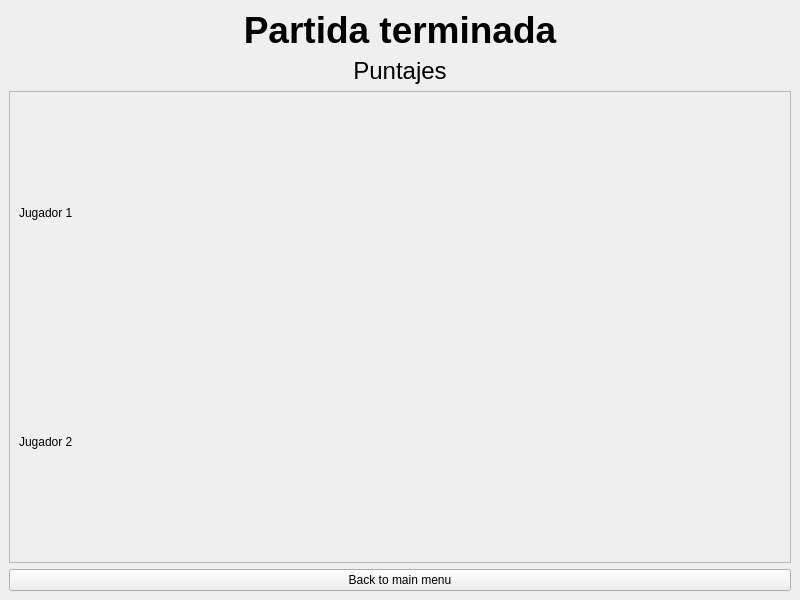
The window that src/client/matchEndedGui/matchendedgui.ui (Hernandsv01/taller-grupal) describes before a commit, drawn with Qt 5.
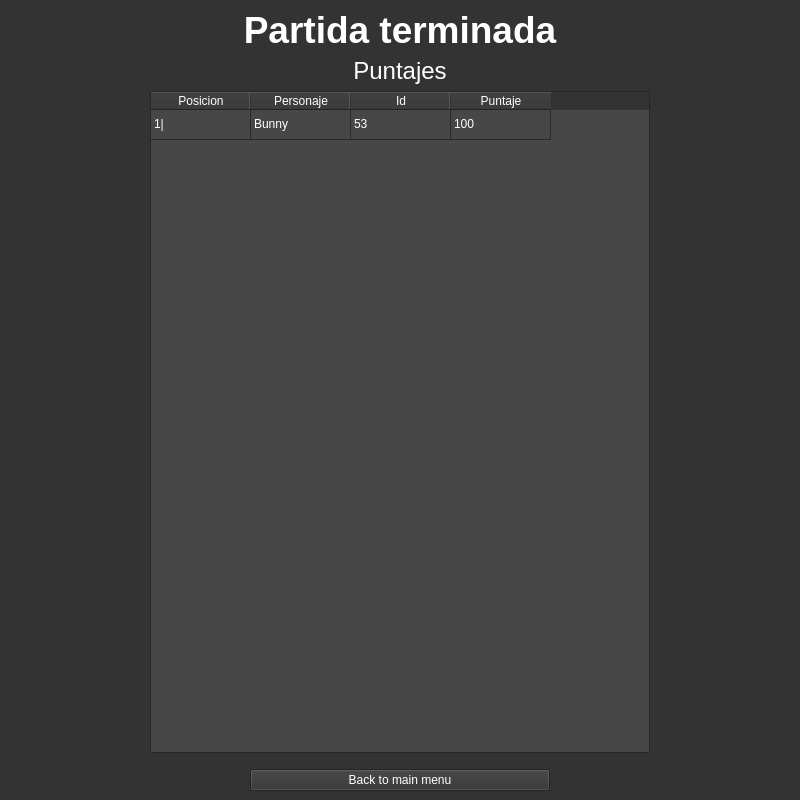
The same window after the commit.

Patch:
```diff
--- a/src/client/matchEndedGui/matchendedgui.ui
+++ b/src/client/matchEndedGui/matchendedgui.ui
@@ -7,9 +7,451 @@
                 <x>0</x>
                 <y>0</y>
                 <width>800</width>
-                <height>600</height>
+                <height>800</height>
             </rect>
         </property>
+        <property name="palette">
+            <palette>
+                <active>
+                    <colorrole role="WindowText">
+                        <brush brushstyle="SolidPattern">
+                            <color alpha="255">
+                                <red>255</red>
+                                <green>255</green>
+                                <blue>255</blue>
+                            </color>
+                        </brush>
+                    </colorrole>
+                    <colorrole role="Button">
+                        <brush brushstyle="SolidPattern">
+                            <color alpha="255">
+                                <red>51</red>
+                                <green>51</green>
+                                <blue>51</blue>
+                            </color>
+                        </brush>
+                    </colorrole>
+                    <colorrole role="Light">
+                        <brush brushstyle="SolidPattern">
+                            <color alpha="255">
+                                <red>76</red>
+                                <green>76</green>
+                                <blue>76</blue>
+                            </color>
+                        </brush>
+                    </colorrole>
+                    <colorrole role="Midlight">
+                        <brush brushstyle="SolidPattern">
+                            <color alpha="255">
+                                <red>63</red>
+                                <green>63</green>
+                                <blue>63</blue>
+                            </color>
+                        </brush>
+                    </colorrole>
+                    <colorrole role="Dark">
+                        <brush brushstyle="SolidPattern">
+                            <color alpha="255">
+                                <red>25</red>
+                                <green>25</green>
+                                <blue>25</blue>
+                            </color>
+                        </brush>
+                    </colorrole>
+                    <colorrole role="Mid">
+                        <brush brushstyle="SolidPattern">
+                            <color alpha="255">
+                                <red>132</red>
+                                <green>132</green>
+                                <blue>132</blue>
+                            </color>
+                        </brush>
+                    </colorrole>
+                    <colorrole role="Text">
+                        <brush brushstyle="SolidPattern">
+                            <color alpha="255">
+                                <red>255</red>
+                                <green>255</green>
+                                <blue>255</blue>
+                            </color>
+                        </brush>
+                    </colorrole>
+                    <colorrole role="BrightText">
+                        <brush brushstyle="SolidPattern">
+                            <color alpha="255">
+                                <red>255</red>
+                                <green>255</green>
+                                <blue>255</blue>
+                            </color>
+                        </brush>
+                    </colorrole>
+                    <colorrole role="ButtonText">
+                        <brush brushstyle="SolidPattern">
+                            <color alpha="255">
+                                <red>255</red>
+                                <green>255</green>
+                                <blue>255</blue>
+                            </color>
+                        </brush>
+                    </colorrole>
+                    <colorrole role="Base">
+                        <brush brushstyle="SolidPattern">
+                            <color alpha="255">
+                                <red>71</red>
+                                <green>71</green>
+                                <blue>71</blue>
+                            </color>
+                        </brush>
+                    </colorrole>
+                    <colorrole role="Window">
+                        <brush brushstyle="SolidPattern">
+                            <color alpha="255">
+                                <red>51</red>
+                                <green>51</green>
+                                <blue>51</blue>
+                            </color>
+                        </brush>
+                    </colorrole>
+                    <colorrole role="Shadow">
+                        <brush brushstyle="SolidPattern">
+                            <color alpha="255">
+                                <red>0</red>
+                                <green>0</green>
+                                <blue>0</blue>
+                            </color>
+                        </brush>
+                    </colorrole>
+                    <colorrole role="AlternateBase">
+                        <brush brushstyle="SolidPattern">
+                            <color alpha="255">
+                                <red>99</red>
+                                <green>99</green>
+                                <blue>99</blue>
+                            </color>
+                        </brush>
+                    </colorrole>
+                    <colorrole role="ToolTipBase">
+                        <brush brushstyle="SolidPattern">
+                            <color alpha="255">
+                                <red>255</red>
+                                <green>255</green>
+                                <blue>220</blue>
+                            </color>
+                        </brush>
+                    </colorrole>
+                    <colorrole role="ToolTipText">
+                        <brush brushstyle="SolidPattern">
+                            <color alpha="255">
+                                <red>0</red>
+                                <green>0</green>
+                                <blue>0</blue>
+                            </color>
+                        </brush>
+                    </colorrole>
+                    <colorrole role="PlaceholderText">
+                        <brush brushstyle="SolidPattern">
+                            <color alpha="128">
+                                <red>255</red>
+                                <green>255</green>
+                                <blue>255</blue>
+                            </color>
+                        </brush>
+                    </colorrole>
+                </active>
+                <inactive>
+                    <colorrole role="WindowText">
+                        <brush brushstyle="SolidPattern">
+                            <color alpha="255">
+                                <red>255</red>
+                                <green>255</green>
+                                <blue>255</blue>
+                            </color>
+                        </brush>
+                    </colorrole>
+                    <colorrole role="Button">
+                        <brush brushstyle="SolidPattern">
+                            <color alpha="255">
+                                <red>51</red>
+                                <green>51</green>
+                                <blue>51</blue>
+                            </color>
+                        </brush>
+                    </colorrole>
+                    <colorrole role="Light">
+                        <brush brushstyle="SolidPattern">
+                            <color alpha="255">
+                                <red>76</red>
+                                <green>76</green>
+                                <blue>76</blue>
+                            </color>
+                        </brush>
+                    </colorrole>
+                    <colorrole role="Midlight">
+                        <brush brushstyle="SolidPattern">
+                            <color alpha="255">
+                                <red>63</red>
+                                <green>63</green>
+                                <blue>63</blue>
+                            </color>
+                        </brush>
+                    </colorrole>
+                    <colorrole role="Dark">
+                        <brush brushstyle="SolidPattern">
+                            <color alpha="255">
+                                <red>25</red>
+                                <green>25</green>
+                                <blue>25</blue>
+                            </color>
+                        </brush>
+                    </colorrole>
+                    <colorrole role="Mid">
+                        <brush brushstyle="SolidPattern">
+                            <color alpha="255">
+                                <red>34</red>
+                                <green>34</green>
+                                <blue>34</blue>
+                            </color>
+                        </brush>
+                    </colorrole>
+                    <colorrole role="Text">
+                        <brush brushstyle="SolidPattern">
+                            <color alpha="255">
+                                <red>255</red>
+                                <green>255</green>
+                                <blue>255</blue>
+                            </color>
+                        </brush>
+                    </colorrole>
+                    <colorrole role="BrightText">
+                        <brush brushstyle="SolidPattern">
+                            <color alpha="255">
+                                <red>255</red>
+                                <green>255</green>
+                                <blue>255</blue>
+                            </color>
+                        </brush>
+                    </colorrole>
+                    <colorrole role="ButtonText">
+                        <brush brushstyle="SolidPattern">
+                            <color alpha="255">
+                                <red>255</red>
+                                <green>255</green>
+                                <blue>255</blue>
+                            </color>
+                        </brush>
+                    </colorrole>
+                    <colorrole role="Base">
+                        <brush brushstyle="SolidPattern">
+                            <color alpha="255">
+                                <red>71</red>
+                                <green>71</green>
+                                <blue>71</blue>
+                            </color>
+                        </brush>
+                    </colorrole>
+                    <colorrole role="Window">
+                        <brush brushstyle="SolidPattern">
+                            <color alpha="255">
+                                <red>51</red>
+                                <green>51</green>
+                                <blue>51</blue>
+                            </color>
+                        </brush>
+                    </colorrole>
+                    <colorrole role="Shadow">
+                        <brush brushstyle="SolidPattern">
+                            <color alpha="255">
+                                <red>0</red>
+                                <green>0</green>
+                                <blue>0</blue>
+                            </color>
+                        </brush>
+                    </colorrole>
+                    <colorrole role="AlternateBase">
+                        <brush brushstyle="SolidPattern">
+                            <color alpha="255">
+                                <red>99</red>
+                                <green>99</green>
+                                <blue>99</blue>
+                            </color>
+                        </brush>
+                    </colorrole>
+                    <colorrole role="ToolTipBase">
+                        <brush brushstyle="SolidPattern">
+                            <color alpha="255">
+                                <red>255</red>
+                                <green>255</green>
+                                <blue>220</blue>
+                            </color>
+                        </brush>
+                    </colorrole>
+                    <colorrole role="ToolTipText">
+                        <brush brushstyle="SolidPattern">
+                            <color alpha="255">
+                                <red>0</red>
+                                <green>0</green>
+                                <blue>0</blue>
+                            </color>
+                        </brush>
+                    </colorrole>
+                    <colorrole role="PlaceholderText">
+                        <brush brushstyle="SolidPattern">
+                            <color alpha="128">
+                                <red>255</red>
+                                <green>255</green>
+                                <blue>255</blue>
+                            </color>
+                        </brush>
+                    </colorrole>
+                </inactive>
+                <disabled>
+                    <colorrole role="WindowText">
+                        <brush brushstyle="SolidPattern">
+                            <color alpha="255">
+                                <red>25</red>
+                                <green>25</green>
+                                <blue>25</blue>
+                            </color>
+                        </brush>
+                    </colorrole>
+                    <colorrole role="Button">
+                        <brush brushstyle="SolidPattern">
+                            <color alpha="255">
+                                <red>51</red>
+                                <green>51</green>
+                                <blue>51</blue>
+                            </color>
+                        </brush>
+                    </colorrole>
+                    <colorrole role="Light">
+                        <brush brushstyle="SolidPattern">
+                            <color alpha="255">
+                                <red>76</red>
+                                <green>76</green>
+                                <blue>76</blue>
+                            </color>
+                        </brush>
+                    </colorrole>
+                    <colorrole role="Midlight">
+                        <brush brushstyle="SolidPattern">
+                            <color alpha="255">
+                                <red>63</red>
+                                <green>63</green>
+                                <blue>63</blue>
+                            </color>
+                        </brush>
+                    </colorrole>
+                    <colorrole role="Dark">
+                        <brush brushstyle="SolidPattern">
+                            <color alpha="255">
+                                <red>25</red>
+                                <green>25</green>
+                                <blue>25</blue>
+                            </color>
+                        </brush>
+                    </colorrole>
+                    <colorrole role="Mid">
+                        <brush brushstyle="SolidPattern">
+                            <color alpha="255">
+                                <red>34</red>
+                                <green>34</green>
+                                <blue>34</blue>
+                            </color>
+                        </brush>
+                    </colorrole>
+                    <colorrole role="Text">
+                        <brush brushstyle="SolidPattern">
+                            <color alpha="255">
+                                <red>25</red>
+                                <green>25</green>
+                                <blue>25</blue>
+                            </color>
+                        </brush>
+                    </colorrole>
+                    <colorrole role="BrightText">
+                        <brush brushstyle="SolidPattern">
+                            <color alpha="255">
+                                <red>255</red>
+                                <green>255</green>
+                                <blue>255</blue>
+                            </color>
+                        </brush>
+                    </colorrole>
+                    <colorrole role="ButtonText">
+                        <brush brushstyle="SolidPattern">
+                            <color alpha="255">
+                                <red>25</red>
+                                <green>25</green>
+                                <blue>25</blue>
+                            </color>
+                        </brush>
+                    </colorrole>
+                    <colorrole role="Base">
+                        <brush brushstyle="SolidPattern">
+                            <color alpha="255">
+                                <red>51</red>
+                                <green>51</green>
+                                <blue>51</blue>
+                            </color>
+                        </brush>
+                    </colorrole>
+                    <colorrole role="Window">
+                        <brush brushstyle="SolidPattern">
+                            <color alpha="255">
+                                <red>51</red>
+                                <green>51</green>
+                                <blue>51</blue>
+                            </color>
+                        </brush>
+                    </colorrole>
+                    <colorrole role="Shadow">
+                        <brush brushstyle="SolidPattern">
+                            <color alpha="255">
+                                <red>0</red>
+                                <green>0</green>
+                                <blue>0</blue>
+                            </color>
+                        </brush>
+                    </colorrole>
+                    <colorrole role="AlternateBase">
+                        <brush brushstyle="SolidPattern">
+                            <color alpha="255">
+                                <red>99</red>
+                                <green>99</green>
+                                <blue>99</blue>
+                            </color>
+                        </brush>
+                    </colorrole>
+                    <colorrole role="ToolTipBase">
+                        <brush brushstyle="SolidPattern">
+                            <color alpha="255">
+                                <red>255</red>
+                                <green>255</green>
+                                <blue>220</blue>
+                            </color>
+                        </brush>
+                    </colorrole>
+                    <colorrole role="ToolTipText">
+                        <brush brushstyle="SolidPattern">
+                            <color alpha="255">
+                                <red>0</red>
+                                <green>0</green>
+                                <blue>0</blue>
+                            </color>
+                        </brush>
+                    </colorrole>
+                    <colorrole role="PlaceholderText">
+                        <brush brushstyle="SolidPattern">
+                            <color alpha="128">
+                                <red>255</red>
+                                <green>255</green>
+                                <blue>255</blue>
+                            </color>
+                        </brush>
+                    </colorrole>
+                </disabled>
+            </palette>
+        </property>
         <property name="windowTitle">
             <string>MatchEndedGui</string>
         </property>
@@ -53,44 +495,116 @@
                     </widget>
                 </item>
                 <item>
-                    <widget class="QScrollArea" name="scrollArea">
-                        <property name="widgetResizable">
-                            <bool>true</bool>
+                    <layout class="QHBoxLayout" name="horizontalLayout_2">
+                        <property name="topMargin">
+                            <number>0</number>
                         </property>
-                        <widget class="QWidget" name="scrollAreaWidgetContents">
-                            <property name="geometry">
-                                <rect>
-                                    <x>0</x>
-                                    <y>0</y>
-                                    <width>780</width>
-                                    <height>449</height>
-                                </rect>
-                            </property>
-                            <layout class="QVBoxLayout" name="verticalLayout_2">
-                                <item>
-                                    <widget class="QLabel" name="label_3">
-                                        <property name="text">
-                                            <string>Jugador 1</string>
-                                        </property>
-                                    </widget>
+                        <item>
+                            <widget class="QTableWidget" name="tableWidget">
+                                <property name="sizePolicy">
+                                    <sizepolicy hsizetype="Ignored" vsizetype="Expanding">
+                                        <horstretch>0</horstretch>
+                                        <verstretch>0</verstretch>
+                                    </sizepolicy>
+                                </property>
+                                <property name="maximumSize">
+                                    <size>
+                                        <width>500</width>
+                                        <height>16777215</height>
+                                    </size>
+                                </property>
+                                <property name="horizontalScrollBarPolicy">
+                                    <enum>Qt::ScrollBarAlwaysOff</enum>
+                                </property>
+                                <property name="editTriggers">
+                                    <set>QAbstractItemView::NoEditTriggers</set>
+                                </property>
+                                <property name="selectionMode">
+                                    <enum>QAbstractItemView::NoSelection</enum>
+                                </property>
+                                <property name="cornerButtonEnabled">
+                                    <bool>false</bool>
+                                </property>
+                                <attribute name="horizontalHeaderVisible">
+                                    <bool>true</bool>
+                                </attribute>
+                                <attribute name="horizontalHeaderCascadingSectionResizes">
+                                    <bool>false</bool>
+                                </attribute>
+                                <attribute name="horizontalHeaderHighlightSections">
+                                    <bool>true</bool>
+                                </attribute>
+                                <attribute name="verticalHeaderVisible">
+                                    <bool>false</bool>
+                                </attribute>
+                                <row>
+                                    <property name="text">
+                                        <string>1°</string>
+                                    </property>
+                                </row>
+                                <column>
+                                    <property name="text">
+                                        <string>Posicion</string>
+                                    </property>
+                                </column>
+                                <column>
+                                    <property name="text">
+                                        <string>Personaje</string>
+                                    </property>
+                                </column>
+                                <column>
+                                    <property name="text">
+                                        <string>Id</string>
+                                    </property>
+                                </column>
+                                <column>
+                                    <property name="text">
+                                        <string>Puntaje</string>
+                                    </property>
+                                </column>
+                                <item row="0" column="0">
+                                    <property name="text">
+                                        <string>1|</string>
+                                    </property>
                                 </item>
-                                <item>
-                                    <widget class="QLabel" name="label_4">
-                                        <property name="text">
-                                            <string>Jugador 2</string>
-                                        </property>
-                                    </widget>
+                                <item row="0" column="1">
+                                    <property name="text">
+                                        <string>Bunny</string>
+                                    </property>
                                 </item>
-                            </layout>
-                        </widget>
-                    </widget>
+                                <item row="0" column="2">
+                                    <property name="text">
+                                        <string>53</string>
+                                    </property>
+                                </item>
+                                <item row="0" column="3">
+                                    <property name="text">
+                                        <string>100</string>
+                                    </property>
+                                </item>
+                            </widget>
+                        </item>
+                    </layout>
                 </item>
                 <item>
-                    <widget class="QPushButton" name="pushButton">
-                        <property name="text">
-                            <string>Back to main menu</string>
+                    <layout class="QHBoxLayout" name="horizontalLayout">
+                        <property name="topMargin">
+                            <number>10</number>
                         </property>
-                    </widget>
+                        <item>
+                            <widget class="QPushButton" name="pushButton">
+                                <property name="maximumSize">
+                                    <size>
+                                        <width>300</width>
+                                        <height>16777215</height>
+                                    </size>
+                                </property>
+                                <property name="text">
+                                    <string>Back to main menu</string>
+                                </property>
+                            </widget>
+                        </item>
+                    </layout>
                 </item>
             </layout>
         </widget>
```
